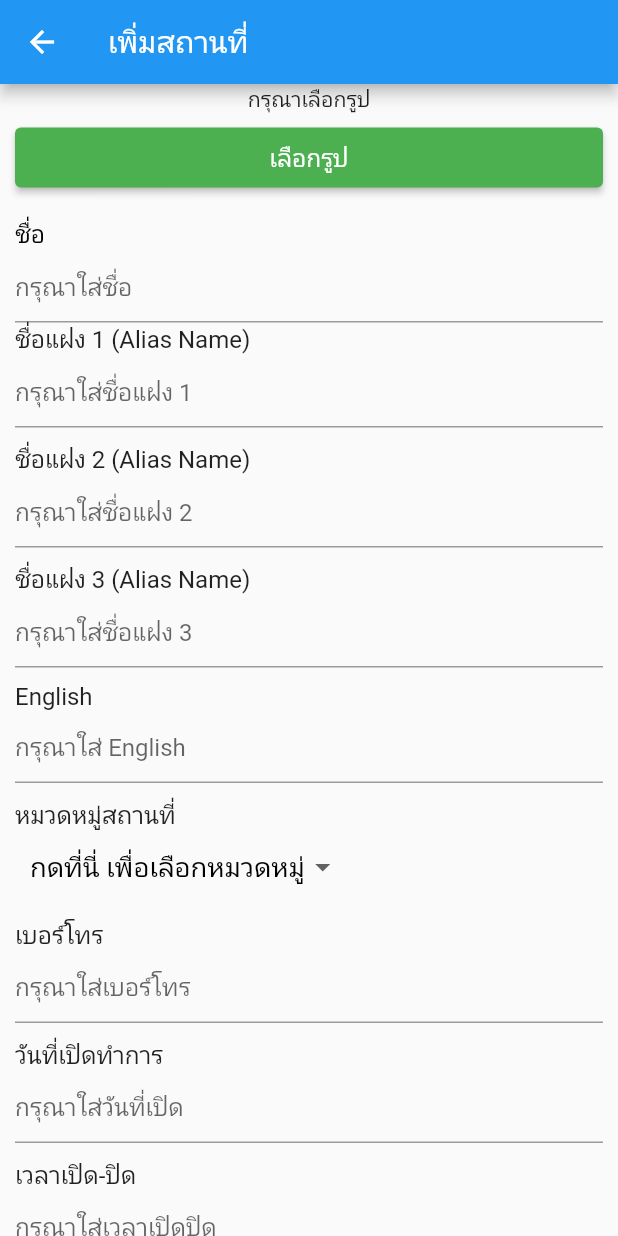
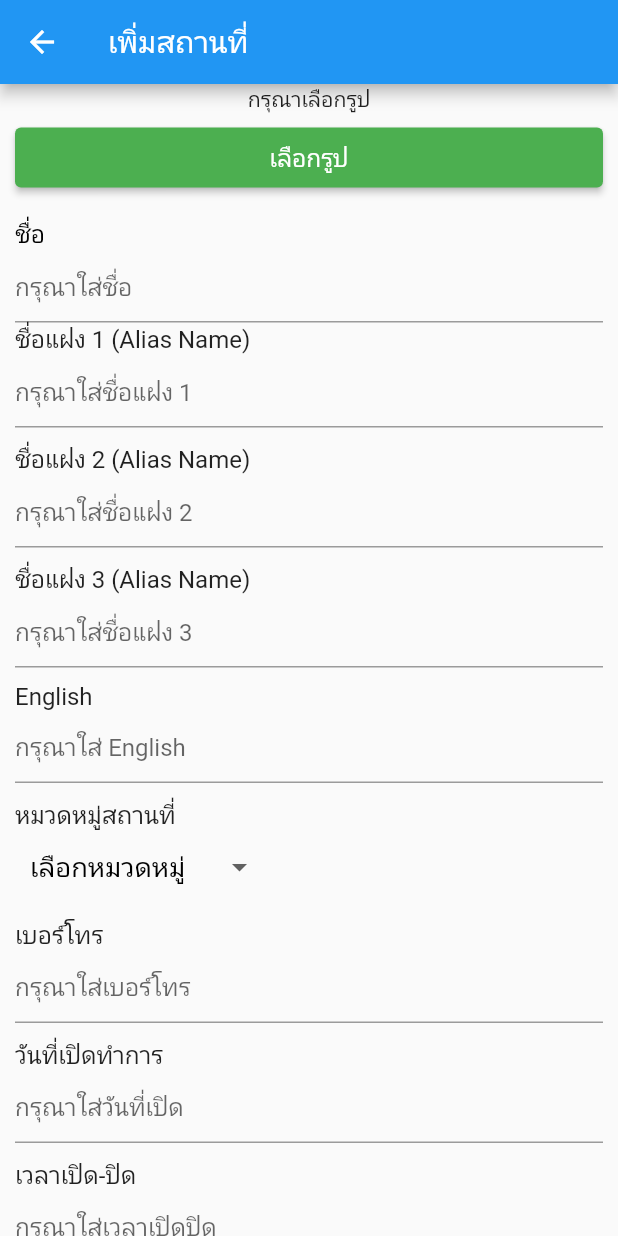
Before and after one commit to noppon0031/Appdemo, a Flutter app: the AddImage screen opened directly, on a phone screen of 412 x 824 dp. Run offline on Flutter 3.47's test engine with Material 2 defaults, Android fonts, the phone set to English and light mode, and no system bars; our stand-ins replace carousel_slider, cloud_firestore, firebase_core, firebase_database, firebase_storage, flutter_image_slideshow and 9 more; accounts and stored records are empty.

Commit message:
update 14/08 00.22

```diff
--- a/lib/Business/add_image.dart
+++ b/lib/Business/add_image.dart
@@ -175,6 +175,36 @@ class _AddImageState extends State<AddImage> {
                     decoration:
                         new InputDecoration(hintText: 'กรุณาใส่ English'),
                   ),
+                  // SizedBox(height: 10.0),
+                  // Text(
+                  //   "หมวดหมู่สถานที่",
+                  //   style: new TextStyle(fontSize: 16.0),
+                  // ),
+                  // Padding(
+                  //   padding: EdgeInsets.only(left: 10),
+                  //   child: DropdownButton<String>(
+                  //     value: dropdownValue,
+                  //     icon: Icon(Icons.arrow_drop_down),
+                  //     iconSize: 24,
+                  //     elevation: 16,
+                  //     style: TextStyle(color: Colors.black, fontSize: 18),
+                  //     underline: Container(
+                  //       height: 2,
+                  //     ),
+                  //     onChanged: (data) {
+                  //       setState(() {
+                  //         dropdownValue = data!;
+                  //       });
+                  //     },
+                  //     items: business_type
+                  //         .map<DropdownMenuItem<String>>((String value) {
+                  //       return DropdownMenuItem<String>(
+                  //         value: value,
+                  //         child: Text(value, textAlign: TextAlign.center),
+                  //       );
+                  //     }).toList(),
+                  //   ),
+                  // ),
                   SizedBox(height: 10.0),
                   Text(
                     "หมวดหมู่สถานที่",
@@ -205,35 +235,10 @@ class _AddImageState extends State<AddImage> {
                       }).toList(),
                     ),
                   ),
-                  // SizedBox(height: 10.0),
-                  // Text(
-                  //   "ประเภทย่อย",
-                  //   style: new TextStyle(fontSize: 16.0),
-                  // ),
-                  // Padding(
-                  //   padding: EdgeInsets.only(left: 10),
-                  //   child: DropdownButton<String>(
-                  //     value: dropdownValue,
-                  //     icon: Icon(Icons.arrow_drop_down),
-                  //     iconSize: 24,
-                  //     elevation: 16,
-                  //     style: TextStyle(color: Colors.black, fontSize: 18),
-                  //     underline: Container(
-                  //       height: 2,
-                  //     ),
-                  //     onChanged: (data) {
-                  //       setState(() {
-                  //         dropdownValue = data!;
-                  //       });
-                  //     },
-                  //     items: business_type
-                  //         .map<DropdownMenuItem<String>>((String value) {
-                  //       return DropdownMenuItem<String>(
-                  //         value: value,
-                  //         child: Text(value, textAlign: TextAlign.center),
-                  //       );
-                  //     }).toList(),
-                  //   ),
+
+                  // RaisedButton(
+                  //   child: Text('เลือก'),
+                  //   onPressed: () => business_type,
                   // ),
                   SizedBox(height: 10.0),
                   Text(
@@ -777,9 +782,9 @@ class _AddImageState extends State<AddImage> {
     return emailValid;
   }
 
-  String dropdownValue = 'กดที่นี่ เพื่อเลือกหมวดหมู่';
+  String dropdownValue = 'เลือกหมวดหมู่';
   List<String> business_type = [
-    'กดที่นี่ เพื่อเลือกหมวดหมู่',
+    'เลือกหมวดหมู่',
     'ร้านอาหาร',
     'ร้านกาแฟ',
     'ร้านเครื่องเขียน',
@@ -789,7 +794,7 @@ class _AddImageState extends State<AddImage> {
     'สถานที่ใน Rmutt',
     'สถานที่ทั่วไป'
   ];
-  // String dropdown = '';
+  // String dropdownValue2 = 'อาหารเหนือ';
   // List<String> business_type2 = [
   //   'อาหารเหนือ',
   //   'อาหารอีสาน',
@@ -804,5 +809,10 @@ class _AddImageState extends State<AddImage> {
   //   'ชาบู/ปิ้งย่าง',
   //   'ฟาสต์ฟูด'
   // ];
-
+  final valuestopopulate = {
+    1: "India",
+    2: "Britain",
+    3: "Russia",
+    4: "Canada",
+  };
 }
--- a/lib/Entrepreneur/account.dart
+++ b/lib/Entrepreneur/account.dart
@@ -236,6 +236,7 @@ class Managetest extends StatelessWidget {
             context,
             MaterialPageRoute(
               builder: (context) => Business_Me(),
+              // builder: (context) => Dropdown(),
             ),
           );
         },
```
Also changed, not shown: lib/Business/dropdown.dart (added, +307 -0 lines).
